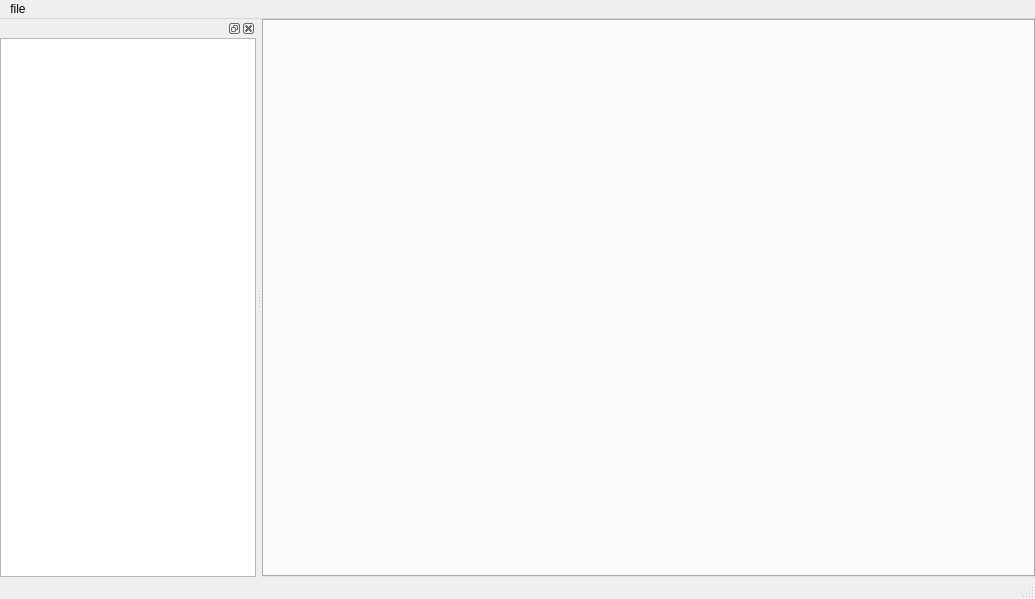
This is mainwindow.ui in french-paragon/steviapp as Qt 5 draws it before an edit. The edited form follows.
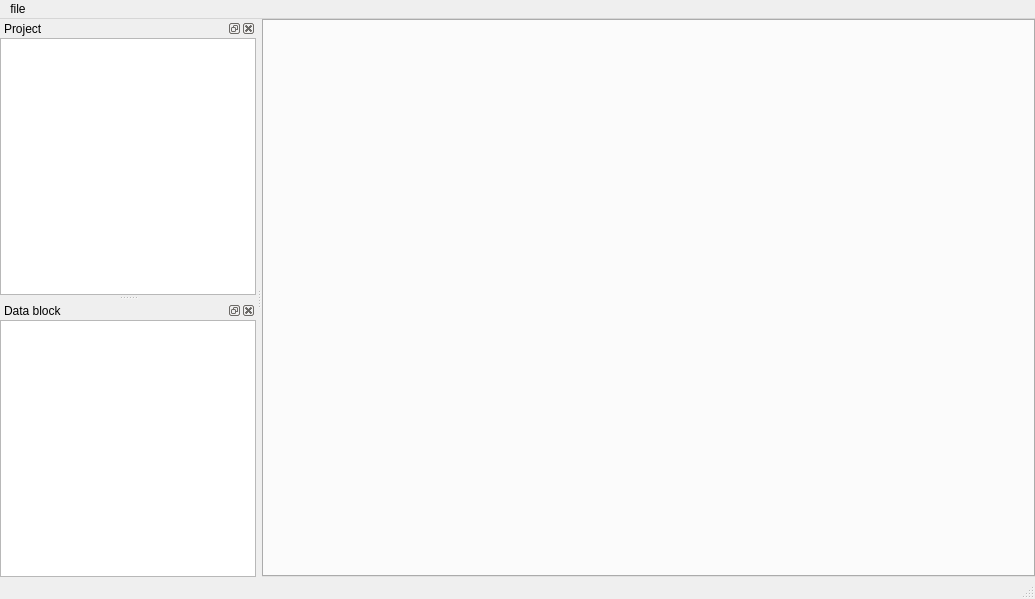
This is the edited form.

Diff of the .ui file:
```diff
--- a/mainwindow.ui
+++ b/mainwindow.ui
@@ -60,6 +60,9 @@
   </widget>
   <widget class="QStatusBar" name="statusbar"/>
   <widget class="QDockWidget" name="projectDockWidget">
+   <property name="windowTitle">
+    <string>Project</string>
+   </property>
    <attribute name="dockWidgetArea">
     <number>1</number>
    </attribute>
@@ -86,6 +89,36 @@
     </layout>
    </widget>
   </widget>
+  <widget class="QDockWidget" name="dataBlockDockWidget">
+   <property name="windowTitle">
+    <string>Data block</string>
+   </property>
+   <attribute name="dockWidgetArea">
+    <number>1</number>
+   </attribute>
+   <widget class="QWidget" name="dockWidgetContents_2">
+    <layout class="QVBoxLayout" name="verticalLayout_3">
+     <property name="spacing">
+      <number>0</number>
+     </property>
+     <property name="leftMargin">
+      <number>0</number>
+     </property>
+     <property name="topMargin">
+      <number>0</number>
+     </property>
+     <property name="rightMargin">
+      <number>0</number>
+     </property>
+     <property name="bottomMargin">
+      <number>0</number>
+     </property>
+     <item>
+      <widget class="QTreeView" name="dataBlockView"/>
+     </item>
+    </layout>
+   </widget>
+  </widget>
   <action name="actionnew_Project">
    <property name="text">
     <string>new Project</string>
```
Left out of the diff: 2 changed lines with no effect on the pictures.
